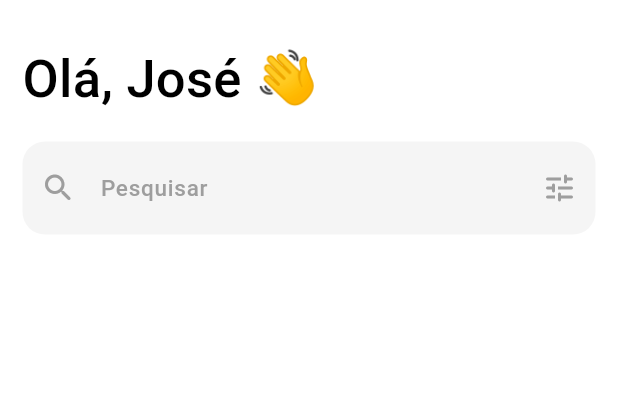
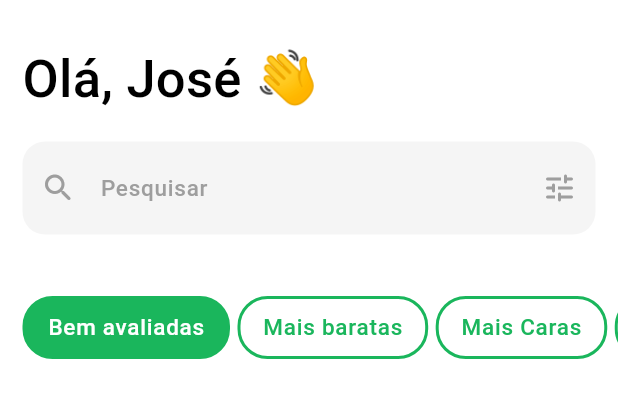
Before and after one commit to JoseVinicius-P/AluExpress-Flutter, a Flutter app: the HomePage screen opened by its route, on a phone screen of 412 x 824 dp, the part 67-485 px from its top. Run offline on Flutter 3.47's test engine with Material 3 defaults, Android fonts, the phone set to English and light mode, and no system bars; drawn by our look-alikes of auto_size_text; our stand-ins replace carousel_slider, flutter_keyboard_visibility, flutter_modular, flutter_triple, mask_text_input_formatter, pinput and 1 more.

Commit message:
style: adicionando widgets de filtro simples ao layout

```diff
--- a/lib/app/modules/home/home_page.dart
+++ b/lib/app/modules/home/home_page.dart
@@ -44,7 +44,10 @@ class HomePageState extends State<HomePage> {
           )
         ],
       ),
-      body: Padding(
+      body: Column(
+        crossAxisAlignment: CrossAxisAlignment.start,
+        children: [
+          Padding(
             padding: MyEdgeInsets.standard,
             child: Column(
               crossAxisAlignment: CrossAxisAlignment.start,
@@ -53,7 +56,7 @@ class HomePageState extends State<HomePage> {
                   "Olá, José 👋",
                   style: theme.textTheme.titleMedium!.copyWith(color: MyColors.textColor, fontSize: 35),
                 ),
-            SizedBox(height: 15,),
+                const SizedBox(height: 15,),
                 TextFieldWidget(
                   hint: "Pesquisar",
                   prefixIcon: Icons.search_rounded,
@@ -63,6 +66,64 @@ class HomePageState extends State<HomePage> {
               ],
             ),
           ),
+          Column(
+            crossAxisAlignment: CrossAxisAlignment.start,
+            children: [
+              SingleChildScrollView(
+                scrollDirection: Axis.horizontal,
+                child: Row(
+                  mainAxisSize: MainAxisSize.min,
+                  mainAxisAlignment: MainAxisAlignment.start,
+                  children: [
+                    SizedBox(width: MyEdgeInsets.standard.left,),
+                    SimpleFilterWidget(textFilter: "Bem avaliadas", onTap: (){}, isSelected: true,),
+                    const SizedBox(width: 5,),
+                    SimpleFilterWidget(textFilter: "Mais baratas", onTap: (){}, isSelected: false,),
+                    const SizedBox(width: 5,),
+                    SimpleFilterWidget(textFilter: "Mais Caras", onTap: (){}, isSelected: false,),
+                    const SizedBox(width: 5,),
+                    SimpleFilterWidget(textFilter: "Em alta", onTap: (){}, isSelected: false,),
+                    SizedBox(width: MyEdgeInsets.standard.right,),
+                  ],
+                ),
+              )
+            ],
+          )
+        ],
+      ),
     );
   }
 }
+
+class SimpleFilterWidget extends StatelessWidget {
+  final String textFilter;
+  final void Function() onTap;
+  final bool isSelected;
+
+  const SimpleFilterWidget({
+    super.key, required this.textFilter, required this.onTap, required this.isSelected,
+  });
+
+  @override
+  Widget build(BuildContext context) {
+    var theme = Theme.of(context);
+    return InkWell(
+      onTap: onTap,
+      child: Container(
+        decoration: BoxDecoration(
+          border: Border.all(
+            width: 2,
+            color: MyColors.primaryColor
+          ),
+          borderRadius: BorderRadius.circular(20),
+          color: isSelected ? MyColors.primaryColor : Colors.white
+        ),
+        padding: const EdgeInsets.symmetric(vertical: 8, horizontal: 15),
+        child: Text(
+          textFilter,
+          style: theme.textTheme.labelSmall!.copyWith(color: isSelected ? Colors.white : MyColors.primaryColor),
+        ),
+      ),
+    );
+  }
+}
```
Lines whose indentation alone changed are shown as unchanged.
